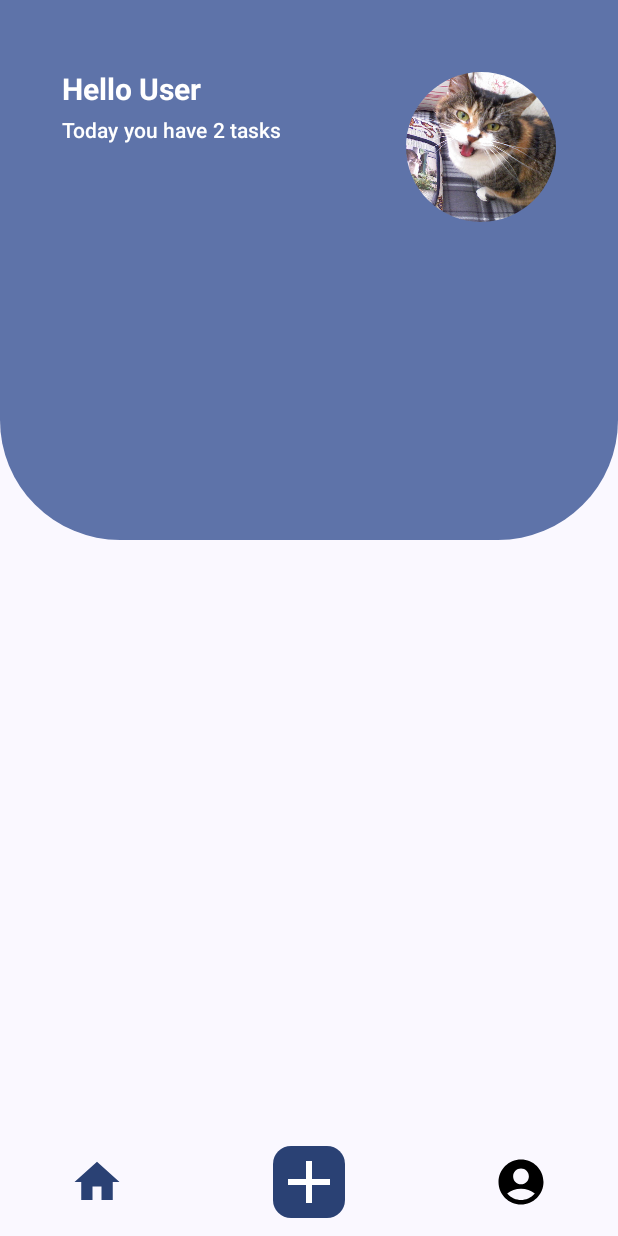
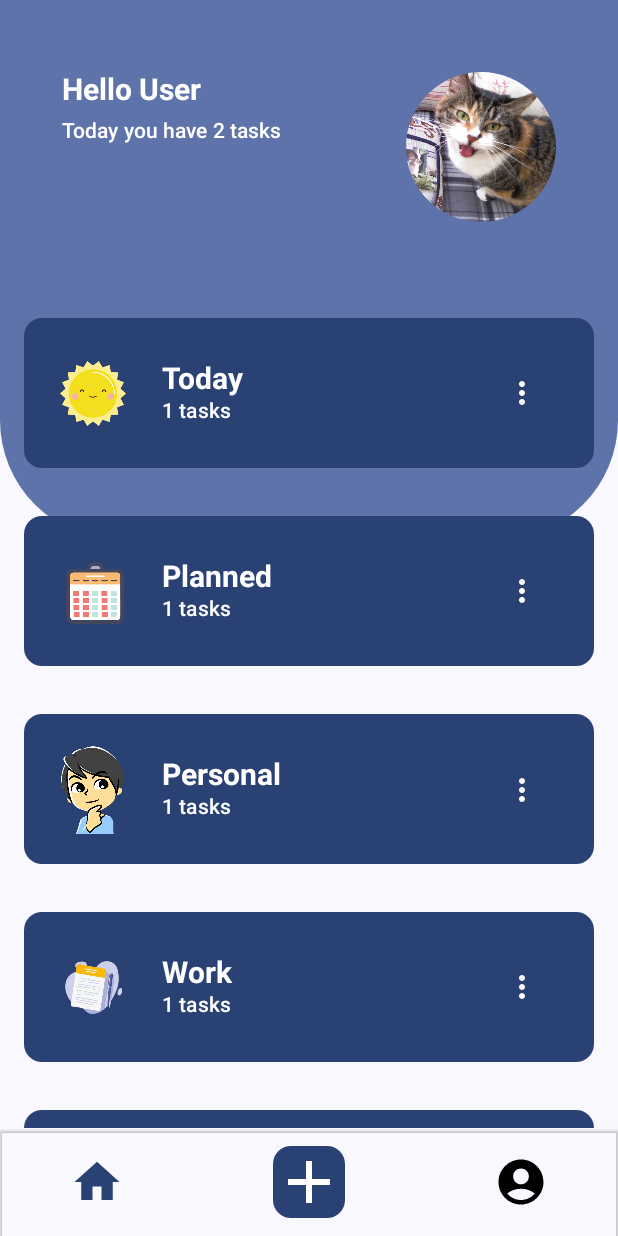
Before and after one commit to pvhung181/TodoApp, an Android app built with Jetpack Compose: the MainActivity screen opened directly, with no data from a screen before it, on a phone screen of 412 x 824 dp. Run offline under Robolectric (Android 15) with nearby library versions, the phone set to English and light mode, and no system bars.

Commit message:
add todo list category ui and edit bottom app bar

```diff
--- a/app/src/main/java/vn/tutorial/todolist/ui/screen/home/HomeScreen.kt
+++ b/app/src/main/java/vn/tutorial/todolist/ui/screen/home/HomeScreen.kt
@@ -13,12 +13,18 @@ import androidx.compose.foundation.layout.height
 import androidx.compose.foundation.layout.padding
 import androidx.compose.foundation.layout.size
 import androidx.compose.foundation.layout.width
+import androidx.compose.foundation.rememberScrollState
 import androidx.compose.foundation.shape.RoundedCornerShape
+import androidx.compose.foundation.verticalScroll
 import androidx.compose.material.icons.Icons
 import androidx.compose.material.icons.filled.AccountCircle
 import androidx.compose.material.icons.filled.Add
 import androidx.compose.material.icons.filled.Home
+import androidx.compose.material.icons.filled.MoreVert
 import androidx.compose.material3.AlertDialogDefaults
+import androidx.compose.material3.BottomAppBar
+import androidx.compose.material3.Button
+import androidx.compose.material3.Card
 import androidx.compose.material3.Icon
 import androidx.compose.material3.IconButton
 import androidx.compose.material3.IconButtonColors
@@ -30,7 +36,9 @@ import androidx.compose.runtime.Composable
 import androidx.compose.ui.Alignment
 import androidx.compose.ui.Modifier
 import androidx.compose.ui.draw.clip
+import androidx.compose.ui.draw.shadow
 import androidx.compose.ui.graphics.Color
+import androidx.compose.ui.graphics.painter.Painter
 import androidx.compose.ui.layout.ContentScale
 import androidx.compose.ui.res.dimensionResource
 import androidx.compose.ui.res.painterResource
@@ -47,8 +55,13 @@ fun HomeScreen (
     modifier: Modifier = Modifier,
     paddingValue: PaddingValues
 ) {
-    Box(modifier = Modifier) {
 
+    val scroll = rememberScrollState()
+
+    Box(modifier = Modifier
+        .padding(paddingValue)
+        .verticalScroll(scroll)
+    ) {
         Spacer(
             modifier = Modifier
                 .fillMaxWidth()
@@ -64,9 +77,137 @@ fun HomeScreen (
 
         Column {
             UserInformation()
+
+            Spacer(modifier = Modifier.padding(24.dp))
+
+            CategoryTaskItem(
+                image = painterResource(id = R.drawable.sun_transparent),
+                title = "Today",
+                amountOfTasks = 1,
+                modifier = Modifier.fillMaxWidth()
+            )
+
+            CategoryTaskItem(
+                image = painterResource(id = R.drawable.calendar),
+                title = "Planned",
+                amountOfTasks = 1,
+                modifier = Modifier.fillMaxWidth()
+            )
+
+            CategoryTaskItem(
+                image = painterResource(id = R.drawable.person),
+                title = "Personal",
+                amountOfTasks = 1,
+                modifier = Modifier.fillMaxWidth()
+            )
+
+            CategoryTaskItem(
+                image = painterResource(id = R.drawable.document),
+                title = "Work",
+                amountOfTasks = 1,
+                modifier = Modifier.fillMaxWidth()
+            )
+
+            CategoryTaskItem(
+                image = painterResource(id = R.drawable.shopping),
+                title = "Shopping",
+                amountOfTasks = 1,
+                modifier = Modifier.fillMaxWidth()
+            )
         }
     }
 }
+
+
+@Composable
+fun CategoryTaskItem(
+    image: Painter,
+    title: String,
+    amountOfTasks: Int,
+    modifier: Modifier = Modifier
+) {
+    Button(
+        onClick = { /*TODO*/ },
+        modifier = modifier
+            .padding(16.dp)
+            .height(dimensionResource(id = R.dimen.height_of_category_item)),
+        shape = RoundedCornerShape(12.dp)
+    ) {
+            Row (
+                modifier = modifier.fillMaxWidth(),
+                verticalAlignment = Alignment.CenterVertically
+            ){
+                Image(
+                    painter = image,
+                    contentDescription = null,
+                    modifier = Modifier
+                        .width(60.dp)
+                        .padding(end = 16.dp)
+                )
+
+                Column (
+                    verticalArrangement = Arrangement.Center,
+                    modifier = Modifier.padding(start = 8.dp, end = 8.dp)
+                ){
+                    Text(
+                        text = title,
+                        style = MaterialTheme.typography.displayMedium
+                    )
+
+                    Text(
+                        text = "$amountOfTasks tasks",
+                        style = MaterialTheme.typography.labelLarge
+                    )
+                }
+
+                Spacer(modifier = Modifier.weight(1f))
+
+                IconButton(onClick = { /*TODO*/ }) {
+                    Icon(imageVector = Icons.Default.MoreVert, contentDescription = null)
+                }
+
+            }
+    }
+}
+
+@Composable
+fun UserInformation(
+    modifier: Modifier = Modifier
+) {
+    Row (
+        modifier = Modifier
+            .fillMaxWidth()
+            .padding(top = 48.dp),
+        horizontalArrangement = Arrangement.Absolute.SpaceAround
+    ){
+        Column {
+            Text(
+                text = stringResource(id = R.string.hello_user, "User"),
+                style = MaterialTheme.typography.displayMedium,
+                color = MaterialTheme.colorScheme.onPrimaryContainer,
+                modifier = Modifier.padding(bottom = 6.dp)
+            )
+
+            Text(
+                text = stringResource(id = R.string.tasks_today, 2),
+                style = MaterialTheme.typography.labelLarge,
+                color = MaterialTheme.colorScheme.onPrimaryContainer
+            )
+        }
+
+        Image(
+            painter = painterResource(id = R.drawable.sample_avatar),
+            contentDescription = null,
+            modifier = Modifier
+                .width(100.dp)
+                .height(100.dp)
+                .clip(shape = Shapes.small),
+            contentScale = ContentScale.Crop
+        )
+
+    }
+}
+
 
 @Composable
 fun BottomAppBar(
@@ -75,7 +216,8 @@ fun BottomAppBar(
 ) {
     Row (
         modifier = Modifier
-            .fillMaxWidth(),
+            .fillMaxWidth()
+            .shadow(1.dp),
         horizontalArrangement = Arrangement.SpaceAround,
         verticalAlignment = Alignment.CenterVertically
     ){
@@ -123,43 +265,6 @@ fun BottomAppBar(
 
 
 @Composable
-fun UserInformation(
-    modifier: Modifier = Modifier
-) {
-    Row (
-        modifier = Modifier.fillMaxWidth()
-            .padding(top = 48.dp),
-        horizontalArrangement = Arrangement.Absolute.SpaceAround
-    ){
-        Column {
-            Text(
-                text = stringResource(id = R.string.hello_user, "User"),
-                style = MaterialTheme.typography.displayMedium,
-                color = MaterialTheme.colorScheme.onPrimaryContainer,
-                modifier = Modifier.padding(bottom = 6.dp)
-            )
-
-            Text(
-                text = stringResource(id = R.string.tasks_today, 2),
-                style = MaterialTheme.typography.labelLarge,
-                color = MaterialTheme.colorScheme.onPrimaryContainer
-            )
-        }
-
-        Image(
-            painter = painterResource(id = R.drawable.sample_avatar),
-            contentDescription = null,
-            modifier = Modifier
-                .width(100.dp)
-                .height(100.dp)
-                .clip(shape = Shapes.small),
-            contentScale = ContentScale.Crop
-        )
-
-    }
-}
-
-@Composable
 @Preview(
     showBackground = true
 )
--- a/app/src/main/res/values/dimens.xml
+++ b/app/src/main/res/values/dimens.xml
@@ -1,4 +1,5 @@
 <?xml version="1.0" encoding="utf-8"?>
 <resources>
     <dimen name="size_of_icon">36dp</dimen>
+    <dimen name="height_of_category_item">100dp</dimen>
 </resources>
```
Also changed, not shown: app/src/main/res/drawable/calendar.png (added), app/src/main/res/drawable/document.png (added), app/src/main/res/drawable/person.png (added), app/src/main/res/drawable/shopping.png (added), app/src/main/res/drawable/sun.png (added), app/src/main/res/drawable/sun_transparent.png (added).
